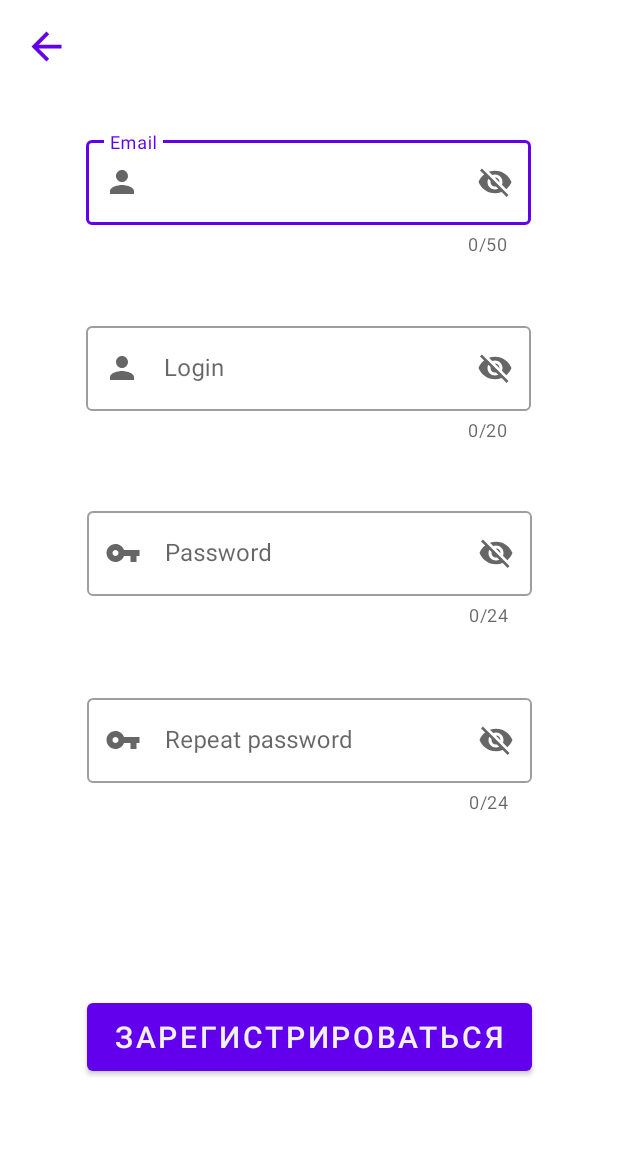
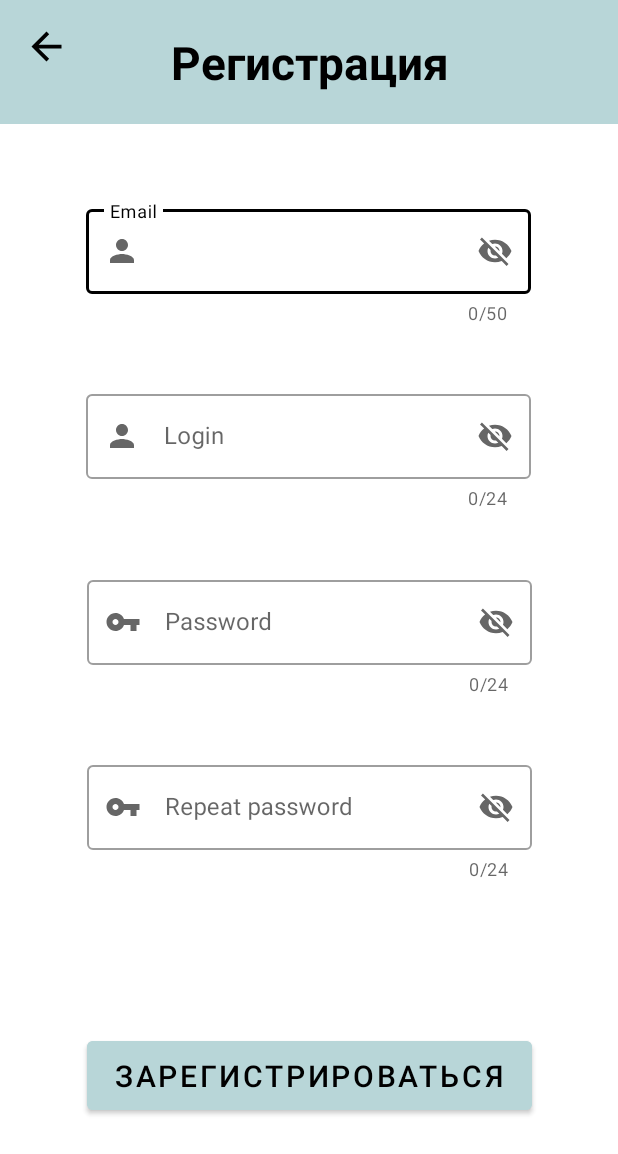
Before and after one commit to GreenpixDev/ShiftAndroid, an Android app: the RegistrationActivity screen opened directly, with no data from a screen before it, on a phone screen of 412 x 824 dp. Shown: the top 1154 px of the screen. Run offline under Robolectric (Android 15) with nearby library versions, the phone set to English and light mode, and no system bars.

Commit message:
Design
-add design for registration and login
-fix bags

```diff
--- a/app/src/main/java/ru/cft/shift/scheduler/ui/event/EventActivity.kt
+++ b/app/src/main/java/ru/cft/shift/scheduler/ui/event/EventActivity.kt
@@ -220,7 +220,7 @@ class EventActivity : BaseActivity<EventMvpPresenter>(), EventMvpView {
             }
 
             else{
-                bindingBottomSheetColor.buttonOK.setBackgroundColor(Color.parseColor("#42AAFF"))
+                bindingBottomSheetColor.buttonOK.setBackgroundColor(getResources().getColor(R.color.blue))
             }
         }
 
--- a/app/src/main/java/ru/cft/shift/scheduler/ui/register/RegistrationMvpView.kt
+++ b/app/src/main/java/ru/cft/shift/scheduler/ui/register/RegistrationMvpView.kt
@@ -19,4 +19,6 @@ interface RegistrationMvpView : MvpView {
     fun showLoginScreen()
 
     fun showInvalidPasswordLenghtToast()
+
+    fun showInvalidLoginLenghtToast()
 }
--- a/app/src/main/java/ru/cft/shift/scheduler/ui/register/RegistrationPresenter.kt
+++ b/app/src/main/java/ru/cft/shift/scheduler/ui/register/RegistrationPresenter.kt
@@ -51,6 +51,11 @@ class RegistrationPresenter @Inject constructor(
             return
         }
 
+        if ((username.length < 8) || (username.length > 24)) {
+            view?.showInvalidLoginLenghtToast()
+            return
+        }
+
         authRepository.signup(SignupRequest(
             login = username,
             email = email,
--- /dev/null
+++ b/app/src/main/res/drawable/button_back.xml
@@ -0,0 +1,5 @@
+<vector android:height="20dp" android:tint="#000000"
+    android:viewportHeight="24" android:viewportWidth="24"
+    android:width="20dp" xmlns:android="http://schemas.android.com/apk/res/android">
+    <path android:fillColor="@android:color/white" android:pathData="M20,11H7.83l5.59,-5.59L12,4l-8,8 8,8 1.41,-1.41L7.83,13H20v-2z"/>
+</vector>
--- a/app/src/main/res/layout/activity_registration.xml
+++ b/app/src/main/res/layout/activity_registration.xml
@@ -5,6 +5,42 @@
     android:layout_width="match_parent"
     android:layout_height="match_parent"
     tools:context=".ui.register.RegistrationActivity">
+
+    <androidx.constraintlayout.widget.ConstraintLayout
+        android:id="@+id/toolbar"
+        android:layout_width="0dp"
+        android:layout_height="0dp"
+        android:background="@color/cyan"
+        app:layout_constraintBottom_toBottomOf="parent"
+        app:layout_constraintEnd_toEndOf="parent"
+        app:layout_constraintHeight_default="percent"
+        app:layout_constraintHeight_percent="0.1"
+        app:layout_constraintStart_toStartOf="parent"
+        app:layout_constraintTop_toTopOf="parent"
+        app:layout_constraintVertical_bias="0.0"
+        app:layout_constraintWidth_default="percent"
+        app:layout_constraintWidth_percent="1">
+
+        <TextView
+            android:id="@+id/tittle"
+            android:layout_width="0dp"
+            android:layout_height="0dp"
+            android:text="@string/registration_tittle"
+            android:textAlignment="center"
+            android:textColor="@color/black"
+            android:textStyle="bold"
+            app:autoSizePresetSizes="@array/autosize_text_sizes"
+            app:autoSizeTextType="uniform"
+            app:layout_constraintBottom_toBottomOf="parent"
+            app:layout_constraintEnd_toEndOf="parent"
+            app:layout_constraintHeight_default="percent"
+            app:layout_constraintHeight_percent="0.5"
+            app:layout_constraintStart_toStartOf="parent"
+            app:layout_constraintTop_toTopOf="parent"
+            app:layout_constraintWidth_default="percent"
+            app:layout_constraintWidth_percent="0.45" />
+
+    </androidx.constraintlayout.widget.ConstraintLayout>
 
     <com.google.android.material.textfield.TextInputLayout
         android:id="@+id/textInputLayoutEmail"
@@ -42,7 +78,7 @@
         android:layout_width="0dp"
         android:layout_height="0dp"
         app:counterEnabled="true"
-        app:counterMaxLength="20"
+        app:counterMaxLength="24"
         app:endIconMode="password_toggle"
         app:layout_constraintBottom_toTopOf="@+id/textInputLayoutPassword"
         app:layout_constraintEnd_toEndOf="parent"
@@ -60,10 +96,10 @@
             android:id="@+id/login"
             android:layout_width="match_parent"
             android:layout_height="wrap_content"
+            android:hint="Login"
             android:inputType="text"
             app:autoSizePresetSizes="@array/autosize_text_sizes"
-            app:autoSizeTextType="uniform"
-            android:hint="Login" />
+            app:autoSizeTextType="uniform" />
     </com.google.android.material.textfield.TextInputLayout>
 
     <com.google.android.material.textfield.TextInputLayout
@@ -81,7 +117,7 @@
         app:layout_constraintHorizontal_bias="0.504"
         app:layout_constraintStart_toStartOf="parent"
         app:layout_constraintTop_toTopOf="parent"
-        app:layout_constraintVertical_bias="0.479"
+        app:layout_constraintVertical_bias="0.544"
         app:layout_constraintWidth_default="percent"
         app:layout_constraintWidth_percent="0.72"
         app:startIconDrawable="@drawable/key">
@@ -90,10 +126,10 @@
             android:id="@+id/password"
             android:layout_width="match_parent"
             android:layout_height="wrap_content"
+            android:hint="Password"
             android:inputType="text"
             app:autoSizePresetSizes="@array/autosize_text_sizes"
-            app:autoSizeTextType="uniform"
-            android:hint="Password" />
+            app:autoSizeTextType="uniform" />
     </com.google.android.material.textfield.TextInputLayout>
 
     <com.google.android.material.textfield.TextInputLayout
@@ -111,7 +147,7 @@
         app:layout_constraintHorizontal_bias="0.504"
         app:layout_constraintStart_toStartOf="parent"
         app:layout_constraintTop_toTopOf="parent"
-        app:layout_constraintVertical_bias="0.657"
+        app:layout_constraintVertical_bias="0.721"
         app:layout_constraintWidth_default="percent"
         app:layout_constraintWidth_percent="0.72"
         app:startIconDrawable="@drawable/key">
@@ -120,19 +156,21 @@
             android:id="@+id/passwordRepeat"
             android:layout_width="match_parent"
             android:layout_height="wrap_content"
+            android:hint="Repeat password"
             android:inputType="text"
             app:autoSizePresetSizes="@array/autosize_text_sizes"
-            app:autoSizeTextType="uniform"
-            android:hint="Repeat password" />
+            app:autoSizeTextType="uniform" />
     </com.google.android.material.textfield.TextInputLayout>
 
     <Button
         android:id="@+id/buttonInviteToRegistration"
         android:layout_width="0dp"
         android:layout_height="0dp"
+        android:backgroundTint="@color/cyan"
         android:text="@string/registration"
         app:autoSizePresetSizes="@array/autosize_text_sizes"
         app:autoSizeTextType="uniform"
+        android:textColor="@color/black"
         app:layout_constraintBottom_toBottomOf="parent"
         app:layout_constraintEnd_toEndOf="@+id/textInputLayoutPasswordRepeat"
         app:layout_constraintHeight_default="percent"
@@ -148,7 +186,8 @@
         android:id="@+id/buttonBack"
         android:layout_width="30dp"
         android:layout_height="30dp"
-        android:background="@drawable/back_button"
+        android:backgroundTint="@color/black"
+        android:background="@drawable/button_back"
         android:layout_marginStart="16dp"
         android:layout_marginTop="16dp"
         app:layout_constraintStart_toStartOf="parent"
--- a/app/src/main/res/values/strings.xml
+++ b/app/src/main/res/values/strings.xml
@@ -28,6 +28,7 @@
 
     <string name="invalid_password">Пароль должен содержать строчные и прописные латинские буквы, цифры.</string>
     <string name="invalid_password_lenght">Пароль должен быть не менее 8 и не более 24 символов.</string>
+    <string name="invalid_login_lenght">Логин должен быть не менее 8 и не более 24 символов.</string>
     <string name="invalid_username">Логин должен состоять из букв и цифр, первый символ обязательно буква, ограничение 20 символов.</string>
     <string name="invalid_email">Некорректный email.</string>
     <string name="password_not_match">Пароли не совпадают.</string>
@@ -37,7 +38,9 @@
     <string name="email_sent">На вашу электронную почту отправлено письмо для подтверждения регистрации.</string>
 
     <string name="registration">Зарегистрироваться</string>
+    <string name="registration_tittle">Регистрация</string>
     <string name="login">Войти</string>
     <string name="forgot_password">Забыли пароль?</string>
+    <string name="login_account">Войти в аккаунт</string>
 
 </resources>
--- a/app/src/main/res/values/themes.xml
+++ b/app/src/main/res/values/themes.xml
@@ -3,7 +3,7 @@
     <style name="Theme.ShiftAndroid" parent="Theme.MaterialComponents.Light.NoActionBar">
         <item name="android:forceDarkAllowed" tools:targetApi="q">false</item>
         <!-- Primary brand color. -->
-        <item name="colorPrimary">@color/purple_500</item>
+        <item name="colorPrimary">@color/black</item>
         <item name="colorPrimaryVariant">@color/purple_700</item>
         <item name="colorOnPrimary">@color/background</item>
         <!-- Secondary brand color. -->
```
Also changed, not shown: app/src/main/java/ru/cft/shift/scheduler/ui/register/RegistrationActivity.kt (+8 -0 lines), app/src/main/res/drawable/back_button.xml (+5 -2 lines), app/src/main/res/layout/activity_login.xml (+41 -1 lines).
